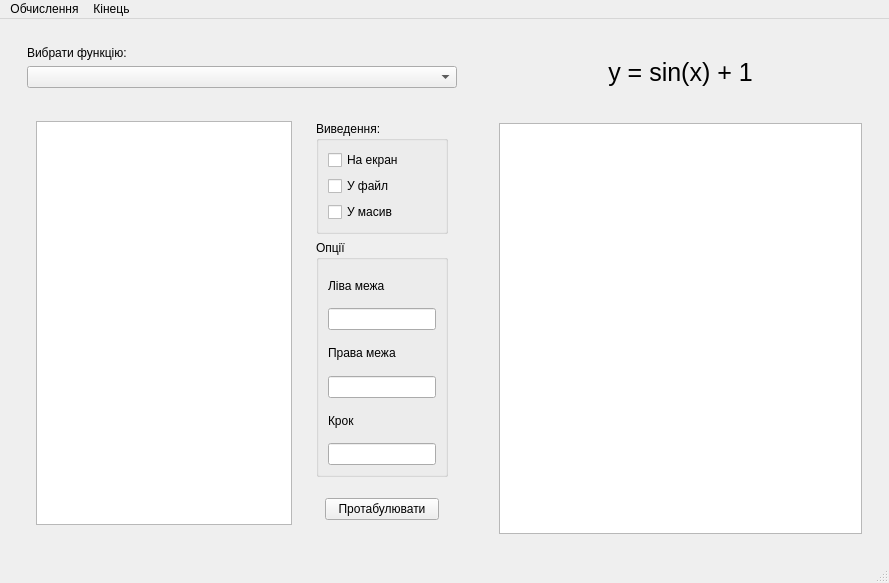
yourhostel/cpp_course, file III_course/2025-11-01-qt-tabulation/mainwindow.ui: the form before one commit.
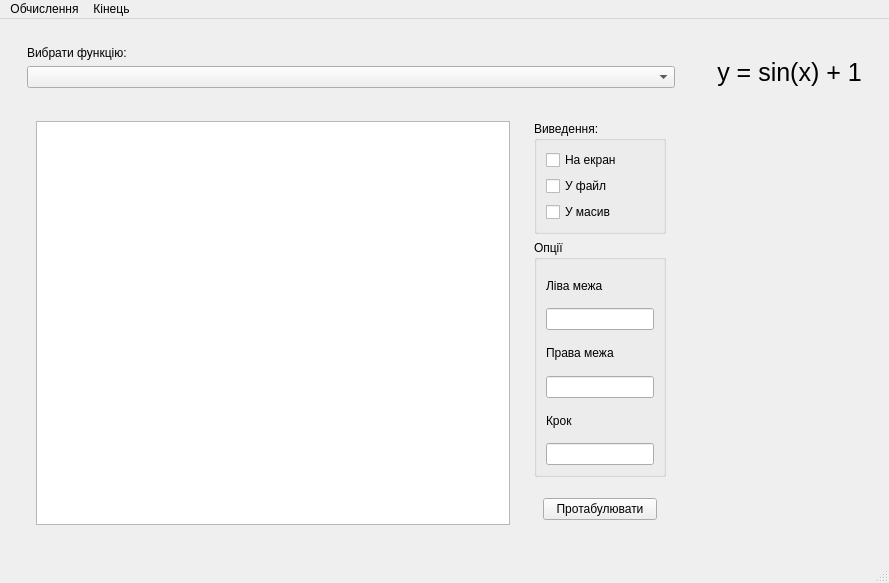
The form after the commit.

Patch:
```diff
--- a/III_course/2025-11-01-qt-tabulation/mainwindow.ui
+++ b/III_course/2025-11-01-qt-tabulation/mainwindow.ui
@@ -54,11 +54,7 @@
         <widget class="QWidget" name="chartPanel" native="true">
          <layout class="QVBoxLayout" name="verticalLayout_10">
           <item>
-           <layout class="QVBoxLayout" name="chartLayout">
-            <item>
-             <widget class="QGraphicsView" name="graphicsView"/>
-            </item>
-           </layout>
+           <layout class="QVBoxLayout" name="chartLayout"/>
           </item>
          </layout>
         </widget>
```
